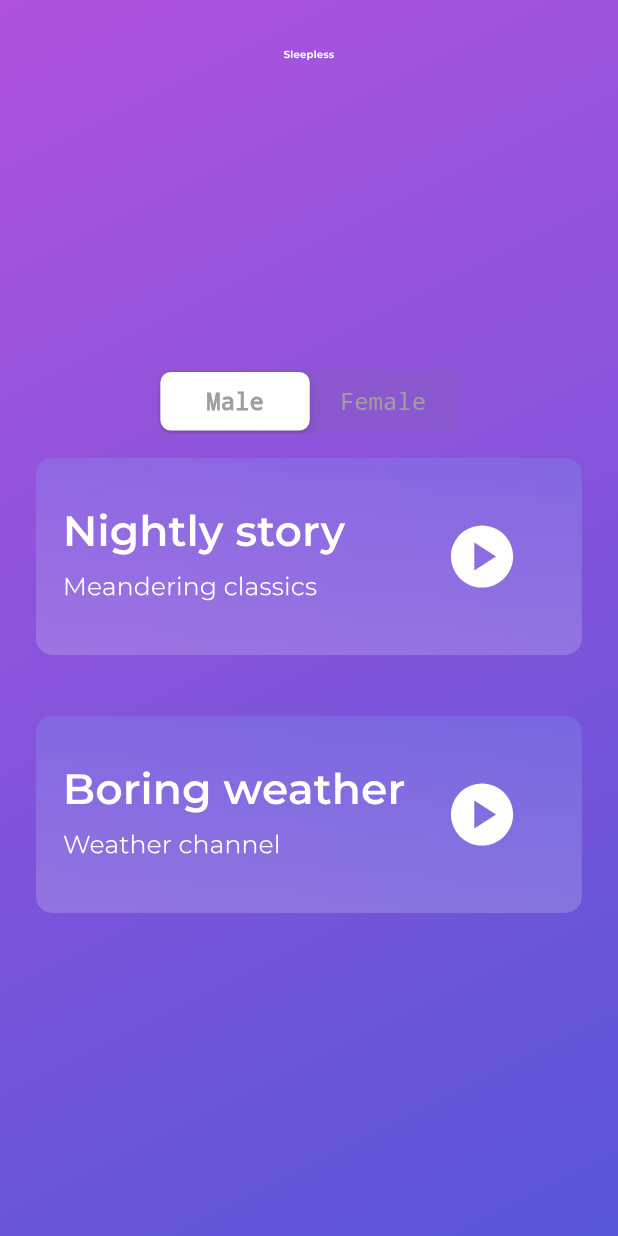
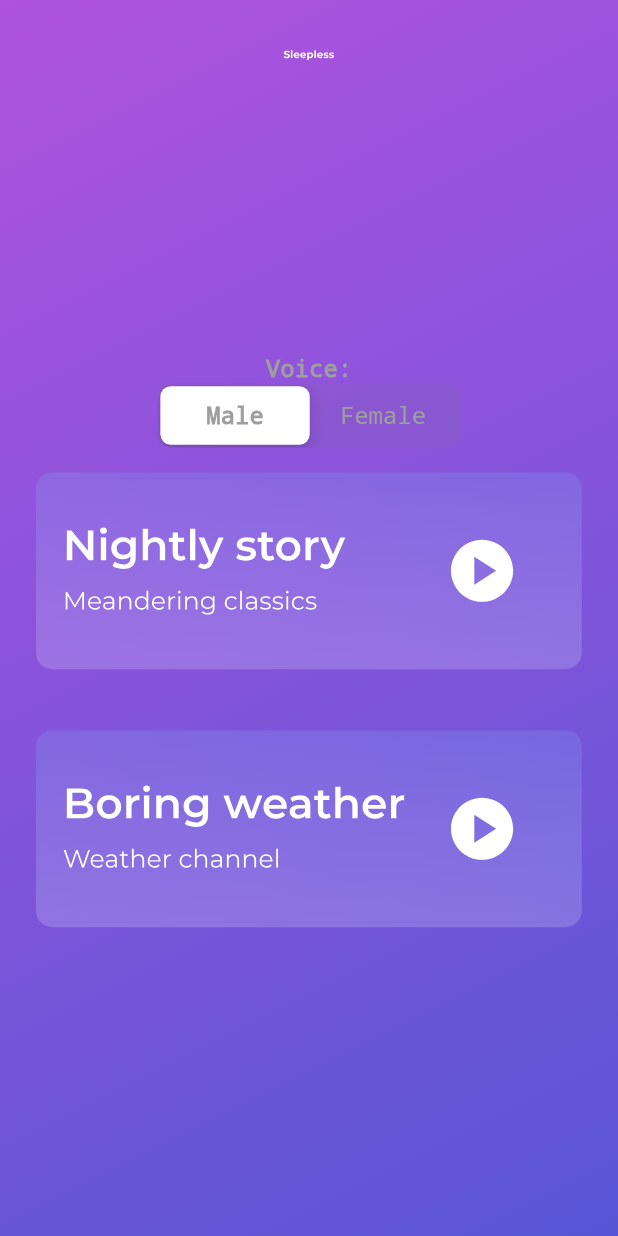
Before and after one commit to meanderingsleep/meandering-app, a Flutter app: the screen it shows after launch, on a phone screen of 412 x 824 dp. Run offline on Flutter 3.47's test engine with Material 3 defaults, Android fonts, the phone set to English and light mode, and no system bars; our stand-ins replace audioplayers, flutter_svg.

Commit message:
Added voice text to clarify what the gender slider is

```diff
--- a/sleepless_app/lib/home_screen.dart
+++ b/sleepless_app/lib/home_screen.dart
@@ -45,6 +45,12 @@ class _HomeScreenState extends State<HomeScreen> {
                   mainAxisAlignment: MainAxisAlignment.center,
                   crossAxisAlignment: CrossAxisAlignment.center,
                   children: [
+                    Text('Voice:',
+                      style: TextStyle(
+                        fontSize: 16.0,
+                        decoration: TextDecoration.none,
+                        color: Colors.grey,
+                      )),
                     CupertinoSlidingSegmentedControl<String>(
                       key: const Key('genderSlider'),
                       children: const {
--- a/sleepless_app/lib/play_screen.dart
+++ b/sleepless_app/lib/play_screen.dart
@@ -1,4 +1,5 @@
 import 'package:flutter/material.dart';
+import 'package:flutter/cupertino.dart';
 import 'package:sleepless_app/home_screen.dart';
 import 'package:audioplayers/audioplayers.dart';
 
```
